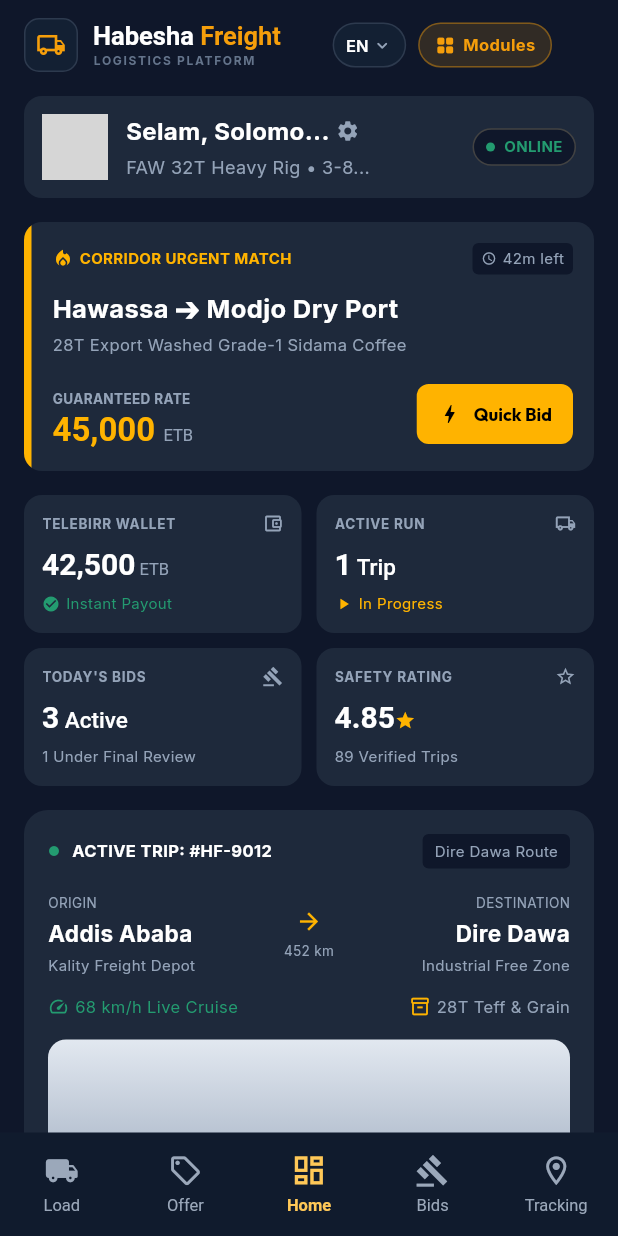
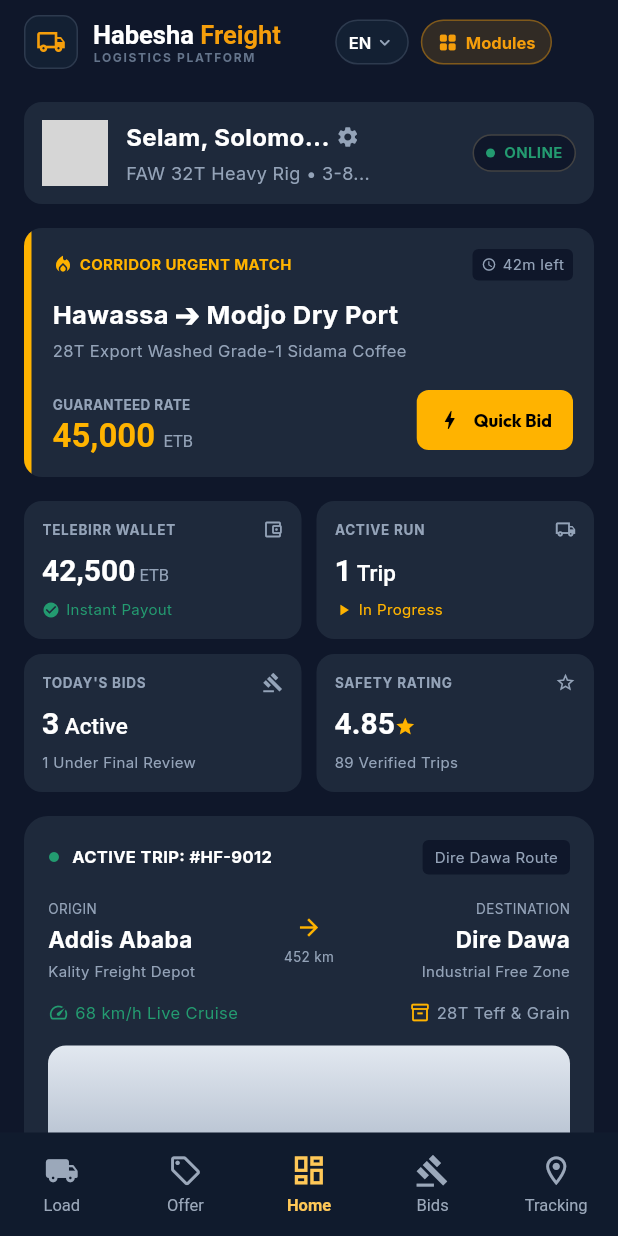
Before and after one commit to Masud-Wubetu/Habesha_Freight, a Flutter app: the DriverHomeScreen screen opened by its route, on a phone screen of 412 x 824 dp. Run offline on Flutter 3.47's test engine with Material 3 defaults, Android fonts, the phone set to English and light mode, and no system bars; our stand-ins replace google_fonts, shared_preferences; accounts and stored records are empty; network calls fail; grey boxes are pictures that could not be loaded.

Commit message:
Pin shared HomeHeader across driver and shipper pages

```diff
--- a/mobile/lib/presentation/screens/driver/driver_home_screen.dart
+++ b/mobile/lib/presentation/screens/driver/driver_home_screen.dart
@@ -78,6 +78,17 @@
   Widget build(BuildContext context) {
     return Scaffold(
       backgroundColor: navy,
+      appBar: AppBar(
+        backgroundColor: navy,
+        elevation: 0,
+        automaticallyImplyLeading: false,
+        titleSpacing: 16,
+        title: HomeHeader(
+          language: 'EN',
+          onLanguageChanged: (_) {},
+          onProfileTap: () {},
+        ),
+      ),
       body: SafeArea(
         child: Column(
           children: [
@@ -87,12 +98,6 @@
                 child: Column(
                   crossAxisAlignment: CrossAxisAlignment.start,
                   children: [
-                    HomeHeader(
-                      language: 'EN',
-                      onLanguageChanged: (_) {},
-                      onProfileTap: () {},
-                    ),
-                    const SizedBox(height: 16),
                     _buildAvailabilityCard(),
                     const SizedBox(height: 16),
                     _buildUrgentMatchCard(),
```
Also changed, not shown: mobile/lib/presentation/screens/shipper/company_profile_screen.dart (+11 -5 lines), mobile/lib/presentation/screens/shipper/rate_driver_screen.dart (+11 -5 lines).
